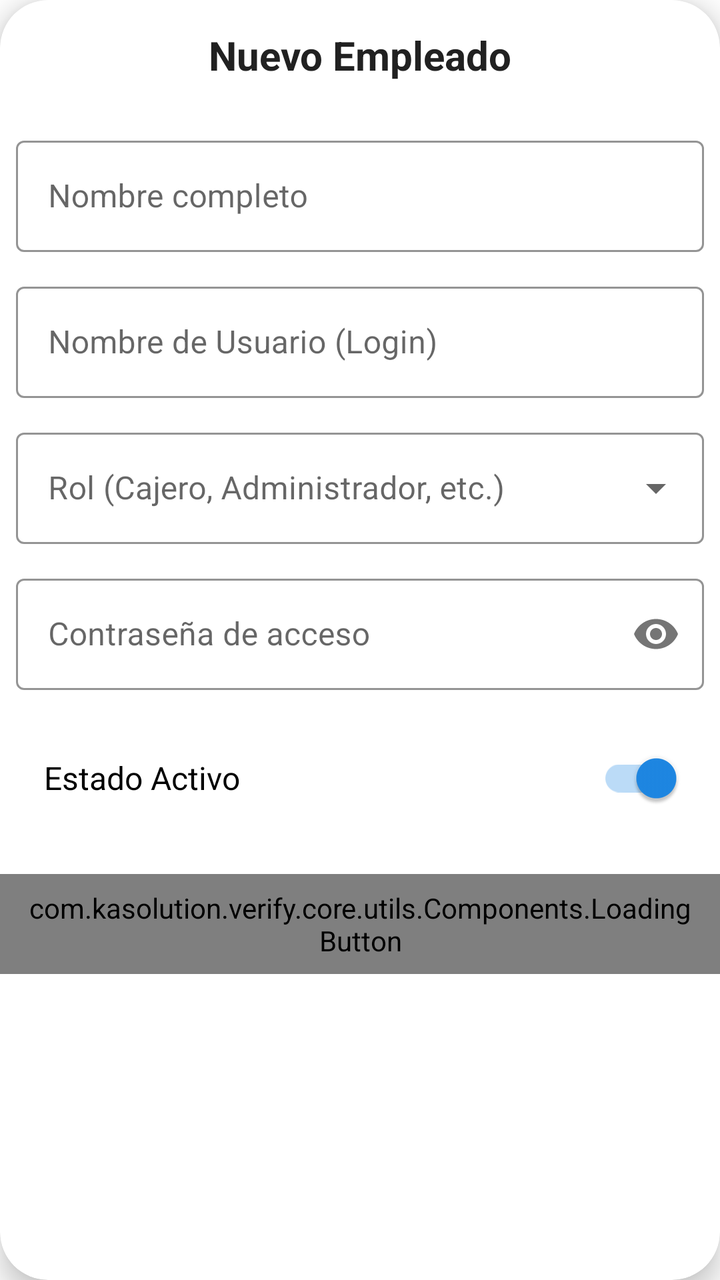
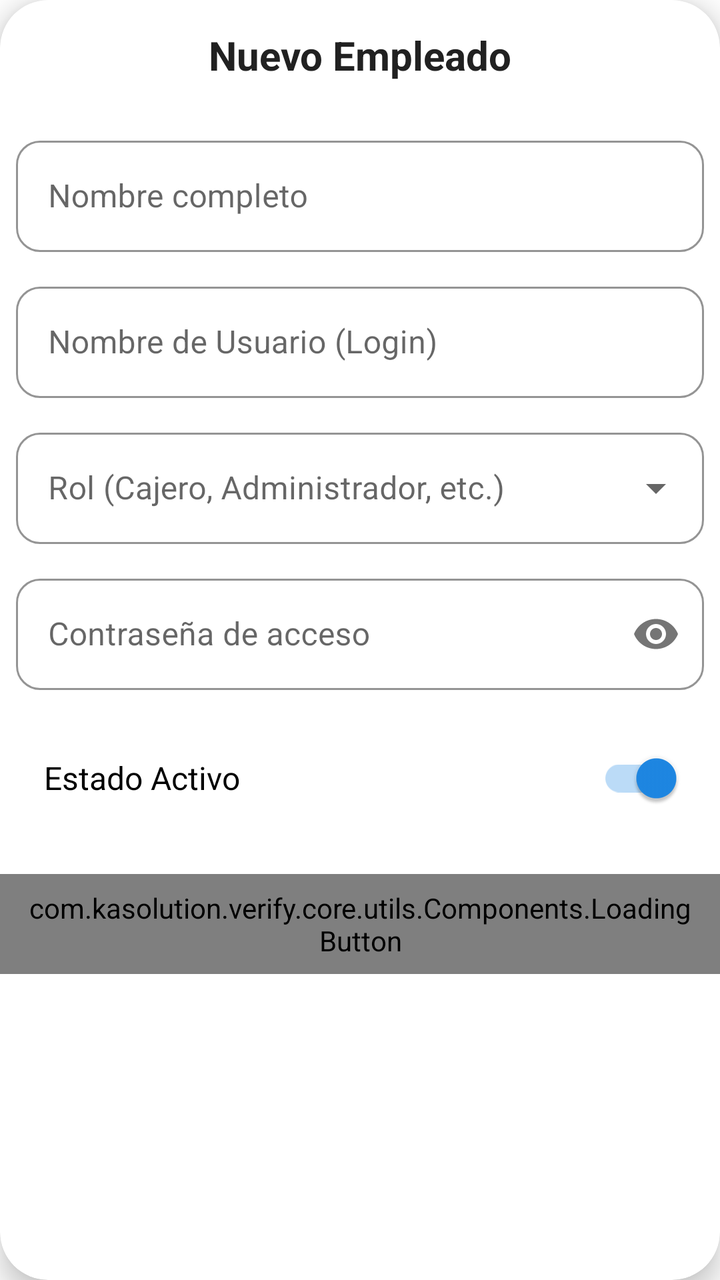

Two renders of the same Android screen: before a commit and after it. Below are the layout's source before the change and the commit's diff.
<!-- AndroidManifest.xml: application theme Theme.VERIFY -->
<!-- res/layout/fragment_empleados_form_dialog.xml -->
<?xml version="1.0" encoding="utf-8"?>
<com.google.android.material.card.MaterialCardView xmlns:android="http://schemas.android.com/apk/res/android"
    xmlns:app="http://schemas.android.com/apk/res-auto"
    android:layout_width="match_parent"
    android:layout_height="wrap_content"
    android:layout_margin="16dp"
    android:backgroundTint="@color/white_pure"
    android:padding="16dp"
    app:cardCornerRadius="24dp"
    app:cardElevation="8dp">

    <LinearLayout
        android:layout_width="match_parent"
        android:layout_height="wrap_content"
        android:orientation="vertical"
        android:paddingVertical="14dp">

        <TextView
            android:id="@+id/tv_dialog_title"
            android:layout_width="match_parent"
            android:layout_height="wrap_content"
            android:layout_marginBottom="16dp"
            android:gravity="center"
            android:text="Nuevo Empleado"
            android:textColor="@color/grey_text_dark"
            android:textSize="20sp"
            android:textStyle="bold" />

        <ScrollView
            android:layout_width="match_parent"
            android:layout_height="wrap_content">

            <LinearLayout
                android:layout_width="match_parent"
                android:layout_height="wrap_content"
                android:orientation="vertical"
                android:paddingHorizontal="8dp"
                android:paddingVertical="8dp">

                <com.google.android.material.textfield.TextInputLayout
                    android:id="@+id/til_FullName"
                    style="@style/Widget.MaterialComponents.TextInputLayout.OutlinedBox"
                    android:layout_width="match_parent"
                    android:layout_height="wrap_content"
                    android:layout_marginBottom="12dp"
                    app:boxStrokeColor="@color/blue_corporative_primary">

                    <com.google.android.material.textfield.TextInputEditText
                        android:id="@+id/et_full_name"
                        android:layout_width="match_parent"
                        android:layout_height="wrap_content"
                        android:hint="Nombre completo"
                        android:inputType="textPersonName" />
                </com.google.android.material.textfield.TextInputLayout>

                <com.google.android.material.textfield.TextInputLayout
                    android:id="@+id/til_UserName"
                    style="@style/Widget.MaterialComponents.TextInputLayout.OutlinedBox"
                    android:layout_width="match_parent"
                    android:layout_height="wrap_content"
                    android:layout_marginBottom="12dp"
                    app:boxStrokeColor="@color/blue_corporative_primary">

                    <com.google.android.material.textfield.TextInputEditText
                        android:id="@+id/et_username"
                        android:layout_width="match_parent"
                        android:layout_height="wrap_content"
                        android:hint="Nombre de Usuario (Login)"
                        android:inputType="text" />
                </com.google.android.material.textfield.TextInputLayout>

                <com.google.android.material.textfield.TextInputLayout
                    android:id="@+id/til_role"
                    style="@style/Widget.MaterialComponents.TextInputLayout.OutlinedBox.ExposedDropdownMenu"
                    android:layout_width="match_parent"
                    android:layout_height="wrap_content"
                    android:layout_marginBottom="12dp"
                    app:boxStrokeColor="@color/blue_corporative_primary"
                    app:hintTextColor="@color/blue_corporative_primary">

                    <AutoCompleteTextView
                        android:id="@+id/actv_role"
                        android:layout_width="match_parent"
                        android:layout_height="wrap_content"
                        android:hint="Rol (Cajero, Administrador, etc.)"
                        android:inputType="none"
                        android:popupBackground="@drawable/dropdown_menu_background" />
                </com.google.android.material.textfield.TextInputLayout>

                <com.google.android.material.textfield.TextInputLayout
                    android:id="@+id/til_password_dialog"
                    style="@style/Widget.MaterialComponents.TextInputLayout.OutlinedBox"
                    android:layout_width="match_parent"
                    android:layout_height="wrap_content"
                    android:layout_marginBottom="12dp"
                    app:boxStrokeColor="@color/blue_corporative_primary"
                    app:passwordToggleEnabled="true">

                    <com.google.android.material.textfield.TextInputEditText
                        android:id="@+id/et_password"
                        android:layout_width="match_parent"
                        android:layout_height="wrap_content"
                        android:hint="Contraseña de acceso"
                        android:inputType="textPassword" />
                </com.google.android.material.textfield.TextInputLayout>

                <androidx.appcompat.widget.SwitchCompat
                    android:id="@+id/sw_is_active"
                    android:layout_width="match_parent"
                    android:layout_height="wrap_content"
                    android:layout_marginTop="8dp"
                    android:buttonTint="@color/blue_corporative_primary"
                    android:checked="true"
                    android:paddingHorizontal="14dp"
                    android:text="Estado Activo"
                    android:textSize="16sp" />

            </LinearLayout>
        </ScrollView>

        <com.kasolution.verify.core.utils.Components.LoadingButton
            android:id="@+id/btn_save_employee"
            android:layout_width="match_parent"
            android:layout_height="50dp"
            android:layout_marginTop="16dp"
            android:paddingHorizontal="14dp"
            android:text="GUARDAR EMPLEADO"
            android:textColor="@color/white_pure"
            android:textSize="14sp"
            android:textStyle="bold"
            app:buttonColor="@color/blue_corporative_primary" />
    </LinearLayout>
</com.google.android.material.card.MaterialCardView>
<!-- resources referenced by this layout -->
<resources>
  <color name="blue_corporative_primary">#1E88E5</color>
  <color name="grey_text_dark">#212121</color>
  <color name="white_pure">#FFFFFF</color>
  <!-- drawable dropdown_menu_background (drawable) -->
  <?xml version="1.0" encoding="utf-8"?>
  <shape xmlns:android="http://schemas.android.com/apk/res/android">
      <solid android:color="@color/white_pure" /> <corners android:radius="12dp" />           <stroke
      android:width="1dp"
      android:color="@color/blue_corporative_primary" /> </shape>
  <style name="Theme.VERIFY" parent="Base.Theme.VERIFY" />
  <style name="Base.Theme.VERIFY" parent="Theme.MaterialComponents.Light.NoActionBar">
          <item name="colorPrimary">@color/blue_corporative_primary</item>
          <item name="colorPrimaryDark">@color/blue_corporative_primary</item>
          <item name="colorAccent">@color/blue_corporative_primary</item>
  
          <item name="android:statusBarColor">@color/blue_corporative_primary</item>
          <item name="android:windowLightStatusBar">false</item>
          <item name="android:windowDrawsSystemBarBackgrounds">true</item>
          <item name="android:windowTranslucentStatus">false</item>
  
          <item name="android:textColorPrimary">@color/grey_text_dark</item>
  
          <item name="bottomSheetDialogTheme">@style/CustomBottomSheetDialog</item>
      </style>
  <style name="CustomBottomSheetDialog" parent="Theme.Design.Light.BottomSheetDialog">
          <item name="android:windowIsFloating">false</item>
          <item name="bottomSheetStyle">@style/CustomBottomSheetStyle</item>
      </style>
  <style name="CustomBottomSheetStyle" parent="Widget.Design.BottomSheet.Modal">
          <item name="android:background">@drawable/bg_bottom_sheet</item>
          <item name="backgroundTint">@android:color/transparent</item>
      </style>
  <!-- drawable bg_bottom_sheet (drawable) -->
  <shape xmlns:android="http://schemas.android.com/apk/res/android">
      <solid android:color="@color/white_pure" />
      <corners android:topLeftRadius="20dp" android:topRightRadius="20dp" />
  </shape>
</resources>

<!-- the commit's change to res/layout/fragment_empleados_form_dialog.xml (unified diff, before → after) -->
@@ -43,6 +43,10 @@
                     android:layout_width="match_parent"
                     android:layout_height="wrap_content"
                     android:layout_marginBottom="12dp"
+                    app:boxCornerRadiusBottomEnd="12dp"
+                    app:boxCornerRadiusBottomStart="12dp"
+                    app:boxCornerRadiusTopEnd="12dp"
+                    app:boxCornerRadiusTopStart="12dp"
                     app:boxStrokeColor="@color/blue_corporative_primary">
 
                     <com.google.android.material.textfield.TextInputEditText
@@ -59,6 +63,10 @@
                     android:layout_width="match_parent"
                     android:layout_height="wrap_content"
                     android:layout_marginBottom="12dp"
+                    app:boxCornerRadiusBottomEnd="12dp"
+                    app:boxCornerRadiusBottomStart="12dp"
+                    app:boxCornerRadiusTopEnd="12dp"
+                    app:boxCornerRadiusTopStart="12dp"
                     app:boxStrokeColor="@color/blue_corporative_primary">
 
                     <com.google.android.material.textfield.TextInputEditText
@@ -75,6 +83,10 @@
                     android:layout_width="match_parent"
                     android:layout_height="wrap_content"
                     android:layout_marginBottom="12dp"
+                    app:boxCornerRadiusBottomEnd="12dp"
+                    app:boxCornerRadiusBottomStart="12dp"
+                    app:boxCornerRadiusTopEnd="12dp"
+                    app:boxCornerRadiusTopStart="12dp"
                     app:boxStrokeColor="@color/blue_corporative_primary"
                     app:hintTextColor="@color/blue_corporative_primary">
 
@@ -93,6 +105,10 @@
                     android:layout_width="match_parent"
                     android:layout_height="wrap_content"
                     android:layout_marginBottom="12dp"
+                    app:boxCornerRadiusBottomEnd="12dp"
+                    app:boxCornerRadiusBottomStart="12dp"
+                    app:boxCornerRadiusTopEnd="12dp"
+                    app:boxCornerRadiusTopStart="12dp"
                     app:boxStrokeColor="@color/blue_corporative_primary"
                     app:passwordToggleEnabled="true">
 
